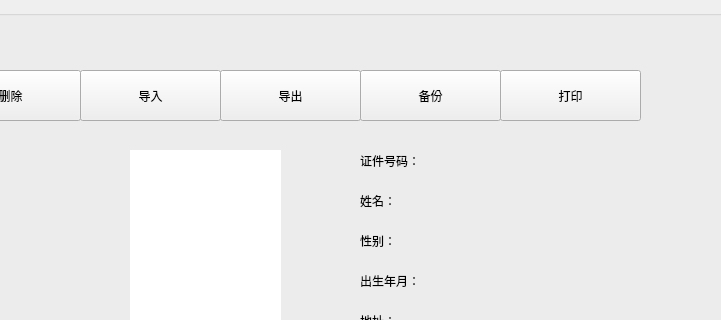
Old version of the form widget.ui in the repository zmwupgreat/DataManager; both pictures show x 350 to 1071 and y 0 to 320 of the 1234 by 785 pixel window.
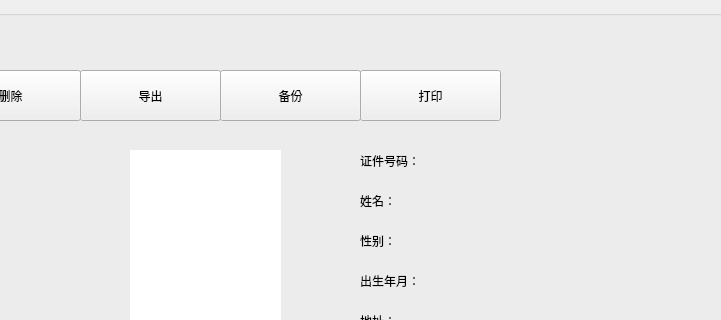
New version of the form.

The edit to the form file:
```diff
--- a/widget.ui
+++ b/widget.ui
@@ -99,23 +99,10 @@
      <string>删除</string>
     </property>
    </widget>
-   <widget class="QToolButton" name="toolButton_10">
-    <property name="geometry">
-     <rect>
-      <x>420</x>
-      <y>60</y>
-      <width>141</width>
-      <height>51</height>
-     </rect>
-    </property>
-    <property name="text">
-     <string>导入</string>
-    </property>
-   </widget>
    <widget class="QToolButton" name="toolButtonBackup">
     <property name="geometry">
      <rect>
-      <x>700</x>
+      <x>560</x>
       <y>60</y>
       <width>141</width>
       <height>51</height>
@@ -128,7 +115,7 @@
    <widget class="QToolButton" name="toolButtonExport">
     <property name="geometry">
      <rect>
-      <x>560</x>
+      <x>420</x>
       <y>60</y>
       <width>141</width>
       <height>51</height>
@@ -154,7 +141,7 @@
    <widget class="QToolButton" name="toolButtonPrinter">
     <property name="geometry">
      <rect>
-      <x>840</x>
+      <x>700</x>
       <y>60</y>
       <width>141</width>
       <height>51</height>
```
